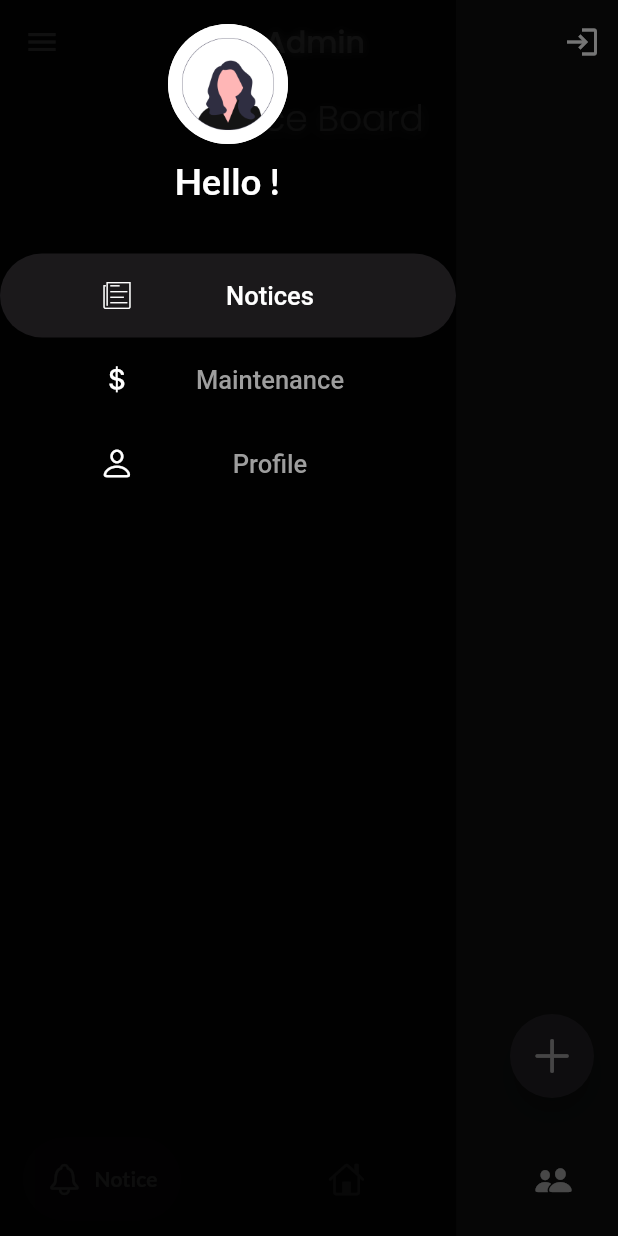
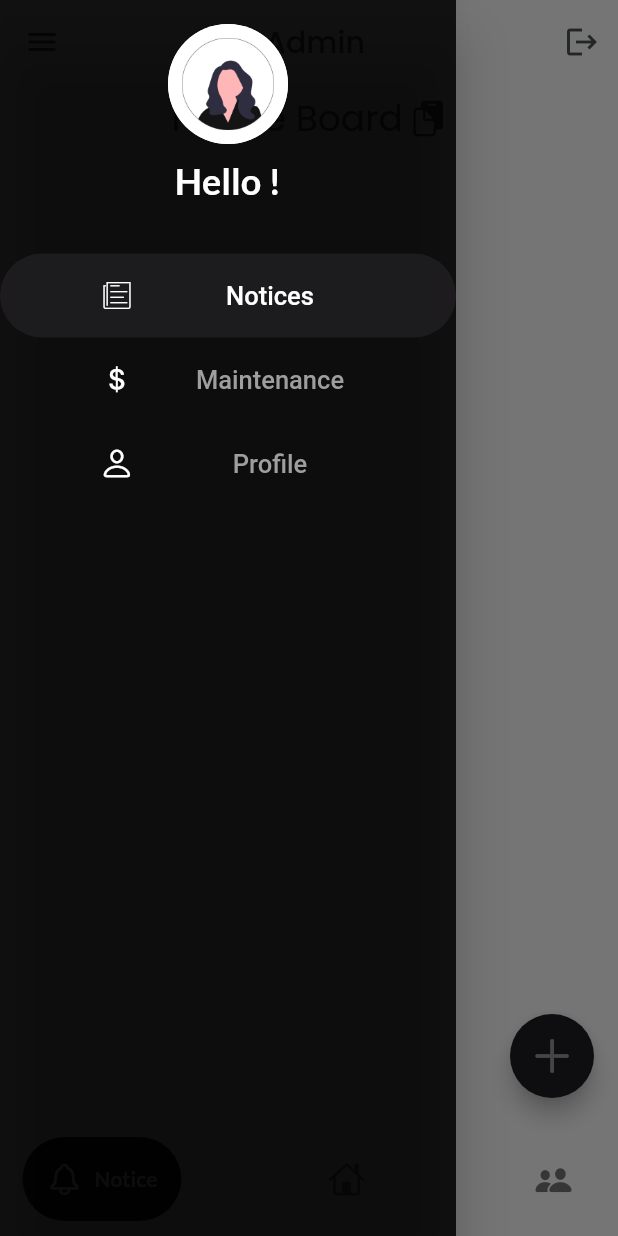
Before and after one commit to rishabhky/society_app, a Flutter app: the AdminHome screen opened directly with empty values, with the side drawer open, on a phone screen of 412 x 824 dp. Run offline on Flutter 3.47's test engine with Material 2 defaults, Android fonts, the phone set to English and light mode, and no system bars; drawn by our look-alikes of google_nav_bar; our stand-ins replace cloud_firestore, file_picker, firebase_auth, firebase_core, firebase_storage, flutter_speed_dial and 2 more; missing offline and left inert: easy_pdf_viewer, razorpay_flutter; accounts and stored records are empty; Roboto replaces fonts that are missing (Ubuntu).

Commit message:
Theme Change

```diff
--- a/lib/pages/Admin_notice.dart
+++ b/lib/pages/Admin_notice.dart
@@ -111,7 +111,7 @@ class _AdminNoticeBoardState extends State<AdminNoticeBoard> {
   @override
   Widget build(BuildContext context) {
     return Scaffold(
-      backgroundColor: Color(0xFF0C0D0D),
+      backgroundColor: Color(0xfffffff),
       body: Column(
         children: [
           SizedBox(height: 20),
--- a/lib/pages/admin_home.dart
+++ b/lib/pages/admin_home.dart
@@ -127,21 +127,21 @@ class _AdminHomeState extends State<AdminHome> {
   @override
   Widget build(BuildContext context) {
     return Scaffold(
-      backgroundColor: Color(0xFF0C0D0D),
+      backgroundColor: Color(0xFFffffff),
       appBar: AppBar(
         elevation: 0,
-        iconTheme: const IconThemeData(color: Colors.white),
+        iconTheme: const IconThemeData(color: Color(0xff4B5350)),
         actions: [
           IconButton(
-            icon: const Icon(Icons.login),
-            color: Colors.white,
+            icon: const Icon(Icons.logout),
+            color: Color(0xff4B5350),
             onPressed: () async {
               await FirebaseAuth.instance.signOut();
               Navigator.pushReplacementNamed(context, MyRoutes.loginRoute);
             },
           ),
         ],
-        backgroundColor: Color(0xFF0C0D0D),
+        backgroundColor: Color(0xFFffffff),
         title: Center(
           child: GlowingOverscrollIndicator(
             axisDirection: AxisDirection.down,
@@ -149,7 +149,7 @@ class _AdminHomeState extends State<AdminHome> {
             child: Text(
               "Admin",
               style: GoogleFonts.poppins(
-                  color: Colors.white,
+                  color: Color(0xff4B5350),
                   fontWeight: FontWeight.w500,
                   shadows: [
                     const Shadow(
@@ -170,7 +170,7 @@ class _AdminHomeState extends State<AdminHome> {
       bottomNavigationBar: Padding(
         padding: const EdgeInsets.symmetric(horizontal: 15, vertical: 10),
         child: GNav(
-          color: Colors.white60,
+          color: Colors.grey.shade600,
           activeColor: Colors.white,
           tabBackgroundColor: Color(0xFF1F1D20),
           gap: 8,
@@ -179,6 +179,7 @@ class _AdminHomeState extends State<AdminHome> {
             GButton(
               icon: CupertinoIcons.bell,
               text: 'Notice',
+              textColor: Color(0xffefedec),
             ),
             GButton(
               icon: CupertinoIcons.home,
@@ -221,12 +222,15 @@ class NoticeBoardScreen extends StatelessWidget {
           GlowingOverscrollIndicator(
             axisDirection: AxisDirection.down,
             color: Colors.white,
-            child: Text(
+            child: Row(
+              mainAxisAlignment: MainAxisAlignment.center,
+              children: [
+                Text(
                   'Notice Board',
                   style: GoogleFonts.poppins(
                     fontSize: 24,
-                color: Colors.white,
-                fontWeight: FontWeight.w300,
+                    color: Color(0xff4B5350),
+                    fontWeight: FontWeight.w400,
                     shadows: [
                       const Shadow(
                         offset: Offset(0, 2),
@@ -235,6 +239,15 @@ class NoticeBoardScreen extends StatelessWidget {
                       ),
                     ],
                   ),
+                ),
+                SizedBox(
+                  width: 5,
+                ),
+                Icon(
+                  CupertinoIcons.doc_on_clipboard,
+                  color: Colors.grey.shade800,
+                )
+              ],
             ),
           ),
           Expanded(
--- a/lib/utils/colors.dart
+++ b/lib/utils/colors.dart
@@ -1,12 +1,12 @@
 import 'package:flutter/material.dart';
 
 List<Color> backgroundColor = [
-  Color.fromARGB(224, 158, 158, 158),
-  Color.fromARGB(187, 203, 198, 198),
-  Colors.white54,
-  const Color.fromRGBO(128, 128, 128, 1),
-  const Color.fromRGBO(169, 169, 169, 1),
-  const Color.fromRGBO(169, 169, 169, 1),
-  Color.fromARGB(255, 179, 177, 177),
-  const Color.fromRGBO(220, 220, 220, 1),
+  //Color.fromARGB(187, 203, 198, 198),
+  //Colors.white24,
+  const Color(0xffdfdcd9),
+
+  // Color.fromARGB(255, 207, 207, 207),
+  // Color(0xFFcac4bf),
+  // Color.fromARGB(255, 212, 210, 210),
+  // const Color.fromRGBO(220, 220, 220, 1),
 ];
--- a/lib/utils/drawer.dart
+++ b/lib/utils/drawer.dart
@@ -115,7 +115,7 @@ class MyDrawer extends StatelessWidget {
       onTap: onTap,
       child: Ink(
         decoration: BoxDecoration(
-          borderRadius: BorderRadius.only(
+          borderRadius: const BorderRadius.only(
             topRight: Radius.circular(30),
             bottomRight: Radius.circular(30),
             topLeft: Radius.circular(30),
```
Also changed, not shown: lib/pages/edit_page.dart (+8 -9 lines), lib/pages/home_page.dart (+9 -7 lines), lib/pages/maintenance.dart (+5 -7 lines), pubspec.yaml (+5 -2 lines), flutter_01.png, pubspec.lock. Lines whose indentation alone changed are shown as unchanged.
